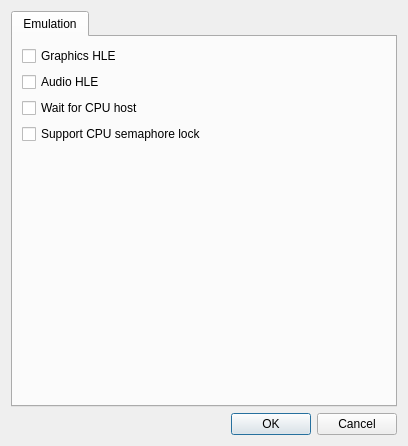
GhostlyDark/rsp, file UserInterface/MainDialog.ui: the form before one commit.
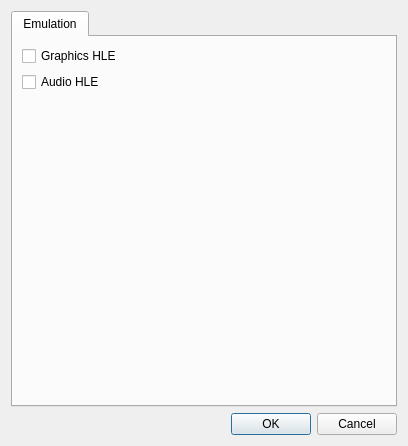
The form after the commit.

Commit message: Remove advanced RSP settings

The edit to the form file:
```diff
--- a/UserInterface/MainDialog.ui
+++ b/UserInterface/MainDialog.ui
@@ -42,20 +42,6 @@
              </property>
             </widget>
            </item>
-           <item>
-            <widget class="QCheckBox" name="WaitForCPUHostCheckBox">
-             <property name="text">
-              <string>Wait for CPU host</string>
-             </property>
-            </widget>
-           </item>
-           <item>
-            <widget class="QCheckBox" name="SupportCPUSemaphoreLockCheckBox">
-             <property name="text">
-              <string>Support CPU semaphore lock</string>
-             </property>
-            </widget>
-           </item>
           </layout>
          </item>
          <item>
```
The commit also changes 1 other file.
